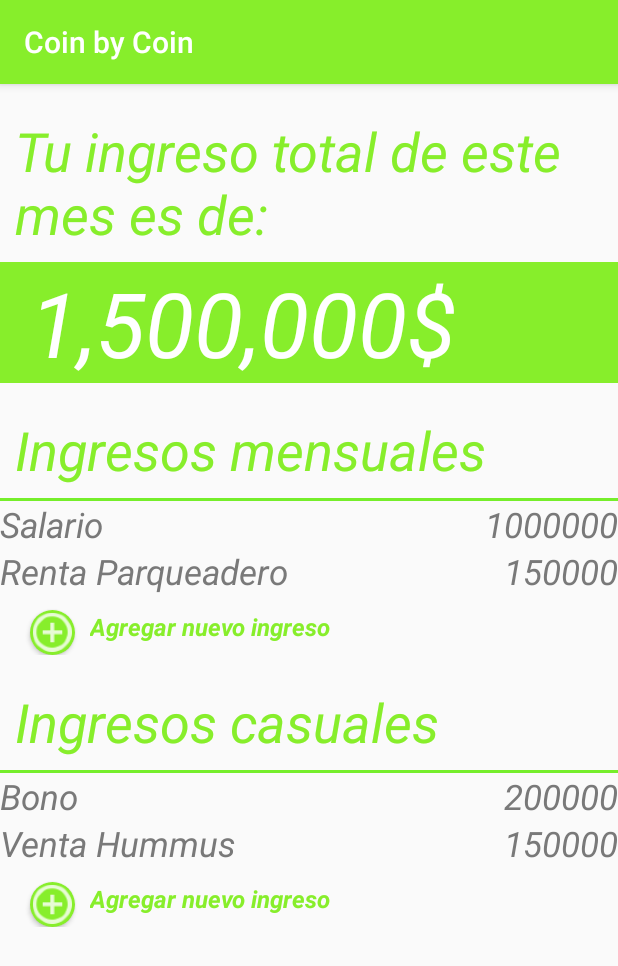
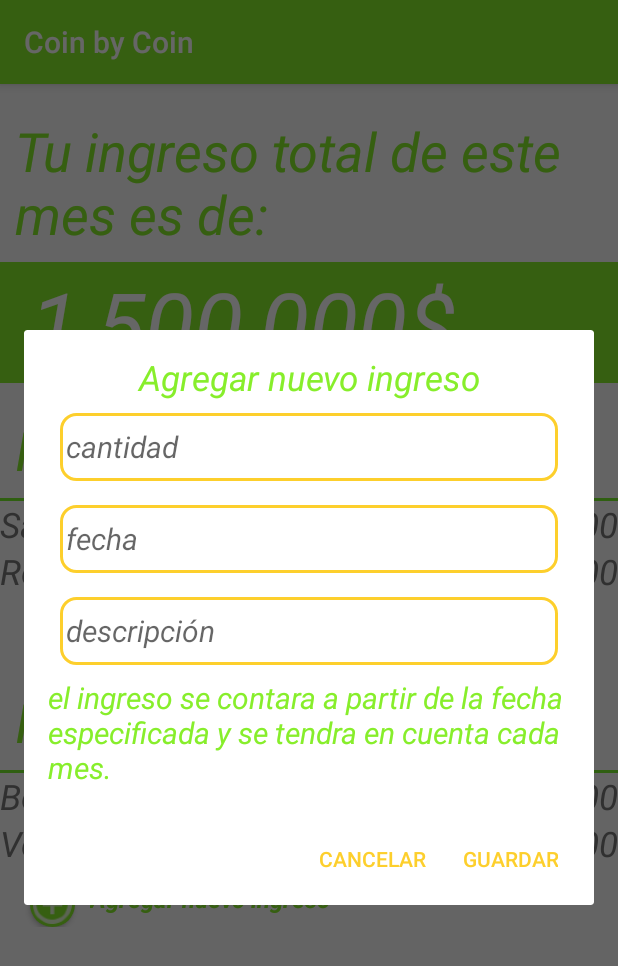
Before and after one commit to TylerCorrad/CoinByCoin2, an Android app built with Jetpack Compose: the fragment Ingresos shown on its own in the app's theme, after a tap on "Agregar nuevo ingreso", on a phone screen of 412 x 824 dp. Shown: the top 966 px of the screen. Run offline under Robolectric (Android 15) with nearby library versions, the phone set to English and light mode, and no system bars.

Commit message:
app con dialogos agregar nuevo ingreso casual y mensual

```diff
--- a/app/src/main/java/com/example/coinbycoin/Ingresos.kt
+++ b/app/src/main/java/com/example/coinbycoin/Ingresos.kt
@@ -1,5 +1,7 @@
 package com.example.coinbycoin
 
+import android.app.DatePickerDialog
+import android.icu.util.Calendar
 import android.os.Bundle
 import androidx.fragment.app.Fragment
 import android.view.LayoutInflater
@@ -9,10 +11,15 @@ import android.widget.RelativeLayout
 import com.example.coinbycoin.databinding.FragmentIngresosBinding
 import android.view.Gravity
 import android.widget.Button
+import android.widget.EditText
 import android.widget.LinearLayout
+import android.widget.Spinner
 import android.widget.TextView
 import android.widget.Toast
+import androidx.appcompat.app.AlertDialog
 import androidx.constraintlayout.widget.ConstraintLayout
+import com.example.coinbycoin.ui.theme.CustomSpinnerAdapter
+import com.google.android.material.textfield.TextInputEditText
 import java.text.NumberFormat
 
 class Ingresos : Fragment() {
@@ -74,24 +81,63 @@ class Ingresos : Fragment() {
         txtBlanco.text = totalIngresosFormateado
 
         btnNuevoIngresoCas.setOnClickListener {
-            nuevoIngresoCas()
+            val dialogView = layoutInflater.inflate(R.layout.dialog_nuevo_ingreso_cas, null)
+            val editTextCantidad = dialogView.findViewById<TextInputEditText>(R.id.editTextCantidad)
+            val editTextFecha = dialogView.findViewById<EditText>(R.id.editTextFecha)
+            val editTextDescripcion = dialogView.findViewById<EditText>(R.id.editTextDescripcion)
+
+            editTextFecha.setOnClickListener {
+                showDatePickerDialog(editTextFecha)
+            }
+
+            val dialog = AlertDialog.Builder(requireContext())
+                .setView(dialogView)
+                .setPositiveButton("Guardar") { dialog, _ ->
+                    val cantidad = editTextCantidad.text.toString()
+                    val fecha = editTextFecha.text.toString()
+                    val descripcion = editTextDescripcion.text.toString()
+
+                    // Implementar aquí la lógica para guardar los datos del nuevo ingreso
+                }
+                .setNegativeButton("Cancelar") { dialog, _ ->
+                    dialog.dismiss()
+                }
+                .create()
+
+            dialog.show()
         }
 
         btnNuevoIngresoMes.setOnClickListener {
-            nuevoIngresoMes()
+            val dialogView = layoutInflater.inflate(R.layout.dialog_nuevo_ingreso_mes, null)
+            val editTextCantidad = dialogView.findViewById<TextInputEditText>(R.id.editTextCantidad)
+            val editTextFecha = dialogView.findViewById<EditText>(R.id.editTextFecha)
+            val editTextDescripcion = dialogView.findViewById<EditText>(R.id.editTextDescripcion)
+
+            editTextFecha.setOnClickListener {
+                showDatePickerDialog(editTextFecha)
+            }
+
+            val dialog = AlertDialog.Builder(requireContext())
+                .setView(dialogView)
+                .setPositiveButton("Guardar") { dialog, _ ->
+                    val cantidad = editTextCantidad.text.toString()
+                    val fecha = editTextFecha.text.toString()
+                    val descripcion = editTextDescripcion.text.toString()
+
+                    // Implementar aquí la lógica para guardar los datos del nuevo ingreso
+                }
+                .setNegativeButton("Cancelar") { dialog, _ ->
+                    dialog.dismiss()
+                }
+                .create()
+
+            dialog.show()
         }
 
         cargarIngresos(ingresosMensuales, contenedor_ingresos_mes)
         cargarIngresos(ingresosCasuales, contenedor_ingresos_cas)
     }
 
-    private fun nuevoIngresoCas() {
-        Toast.makeText(requireContext(), "Se presionó el botón de nuevo ingreso casual.", Toast.LENGTH_SHORT).show()
-    }
-
-    private fun nuevoIngresoMes() {
-        Toast.makeText(requireContext(), "Se presionó el botón de nuevo ingreso mensual.", Toast.LENGTH_SHORT).show()
-    }
 
     private fun cargarIngresos(ingresos: List<Ingreso>, contenedor: ViewGroup) {
         for (ingreso in ingresos) {
@@ -139,6 +185,29 @@ class Ingresos : Fragment() {
         }
     }
 
+    private fun showDatePickerDialog(editTextFecha: EditText) {
+        // Obtener la fecha actual
+        val calendar = Calendar.getInstance()
+        val year = calendar.get(Calendar.YEAR)
+        val month = calendar.get(Calendar.MONTH)
+        val dayOfMonth = calendar.get(Calendar.DAY_OF_MONTH)
+
+        // Crear y mostrar el DatePickerDialog
+        val datePickerDialog = DatePickerDialog(
+            requireContext(),
+            DatePickerDialog.OnDateSetListener { view, year, monthOfYear, dayOfMonth ->
+                // Aquí obtienes la fecha seleccionada y la estableces en el EditText
+                val fechaSeleccionada = "$dayOfMonth/${monthOfYear + 1}/$year"
+                editTextFecha.setText(fechaSeleccionada)
+            },
+            year,
+            month,
+            dayOfMonth
+        )
+
+        datePickerDialog.show()
+    }
+
     override fun onDestroyView() {
         super.onDestroyView()
         // Limpiar la referencia al enlace de datos para evitar fugas de memoria
--- a/app/src/main/java/com/example/coinbycoin/Registro.kt
+++ b/app/src/main/java/com/example/coinbycoin/Registro.kt
@@ -46,7 +46,7 @@ class Registro : AppCompatActivity() {
                 return@setOnClickListener
             }
 
-            // Aquí se debe poner la funcion para crear el usuario guardar los datos del usuario
+            // Aquí se debe poner la funcion para crear el usuario y guardar los datos del usuario
             val intent = Intent(this, Dashboard::class.java)
             startActivity(intent)
         }
--- /dev/null
+++ b/app/src/main/res/layout/dialog_nuevo_ingreso_mes.xml
@@ -0,0 +1,57 @@
+<?xml version="1.0" encoding="utf-8"?>
+<LinearLayout xmlns:android="http://schemas.android.com/apk/res/android"
+    android:layout_width="match_parent"
+    android:layout_height="match_parent"
+    android:orientation="vertical"
+    android:padding="16dp">
+
+    <TextView
+        android:layout_width="match_parent"
+        android:layout_height="wrap_content"
+        style="@style/TxtVerdeMedianoItalic"
+        android:text="@string/nuevo_ingreso"
+        android:gravity="center"
+        />
+
+    <com.google.android.material.textfield.TextInputEditText
+        android:id="@+id/editTextCantidad"
+        android:layout_width="match_parent"
+        android:layout_height="45dp"
+        android:hint="@string/cantidad"
+        android:inputType="numberDecimal"
+        android:padding="4dp"
+        style="@style/EstiloEditText"
+        android:background="@drawable/bg_btn_borde_amarillo"
+        android:layout_margin="8dp"/>
+
+    <EditText
+        android:id="@+id/editTextFecha"
+        android:layout_width="match_parent"
+        android:layout_height="45dp"
+        android:hint="@string/fecha"
+        android:focusable="false"
+        android:clickable="true"
+        android:padding="4dp"
+        style="@style/EstiloEditText"
+        android:background="@drawable/bg_btn_borde_amarillo"
+        android:layout_margin="8dp"/>
+
+
+    <EditText
+        android:id="@+id/editTextDescripcion"
+        android:layout_width="match_parent"
+        android:layout_height="45dp"
+        android:hint="@string/descripcion"
+        android:padding="4dp"
+        style="@style/EstiloEditText"
+        android:background="@drawable/bg_btn_borde_amarillo"
+        android:layout_margin="8dp"/>
+
+    <TextView
+        android:id="@+id/txtAdvertencia"
+        android:layout_width="match_parent"
+        android:layout_height="wrap_content"
+        style="@style/TxtVerdePequenoItalic"
+        android:text="el ingreso se contara a partir de la fecha especificada y se tendra en cuenta cada mes."/>
+
+</LinearLayout>
--- a/app/src/main/res/layout/fragment_ingresos.xml
+++ b/app/src/main/res/layout/fragment_ingresos.xml
@@ -84,6 +84,7 @@
             android:layout_height="wrap_content"
             app:layout_constraintTop_toBottomOf="@id/contenedor_ingresos_mes"
             app:layout_constraintStart_toStartOf="parent"
+            android:clickable="true"
             >
             <ImageButton
                 android:id="@+id/botonCirculo"
@@ -153,6 +154,7 @@
             android:layout_height="wrap_content"
             app:layout_constraintTop_toBottomOf="@id/contenedor_ingresos_cas"
             app:layout_constraintStart_toStartOf="parent"
+            android:clickable="true"
             >
             <ImageButton
                 android:id="@+id/botonCirculo2"
--- a/app/src/main/res/values/themes.xml
+++ b/app/src/main/res/values/themes.xml
@@ -68,6 +68,12 @@
     <style name="TxtVerdePequeno">
         <item name="android:textColor">@color/verde_claro</item>
         <item name="android:textSize">20sp</item>
+    </style>
+
+    <style name="TxtVerdeMedianoItalic">
+        <item name="android:textColor">@color/verde_claro</item>
+        <item name="android:textSize">23sp</item>
+        <item name="android:textStyle">italic</item>
     </style>
 
     <style name="TxtVerdeMedianoItalicNegrita">
--- a/build.gradle.kts
+++ b/build.gradle.kts
@@ -2,4 +2,5 @@
 plugins {
     id("com.android.application") version "8.2.2" apply false
     id("org.jetbrains.kotlin.android") version "1.9.0" apply false
+    id("com.google.devtools.ksp") version "1.8.10-1.0.9" apply false
 }
```
Also changed, not shown: app/build.gradle.kts (+16 -1 lines), app/src/main/java/com/example/coinbycoin/AppDatabase.kt (added, +10 -0 lines), app/src/main/java/com/example/coinbycoin/DAO.kt (added, +32 -0 lines), app/src/main/java/com/example/coinbycoin/Entidades.kt (added, +39 -0 lines), app/src/main/res/layout/dialog_nuevo_ingreso_cas.xml (added, +49 -0 lines), 1 other file.
